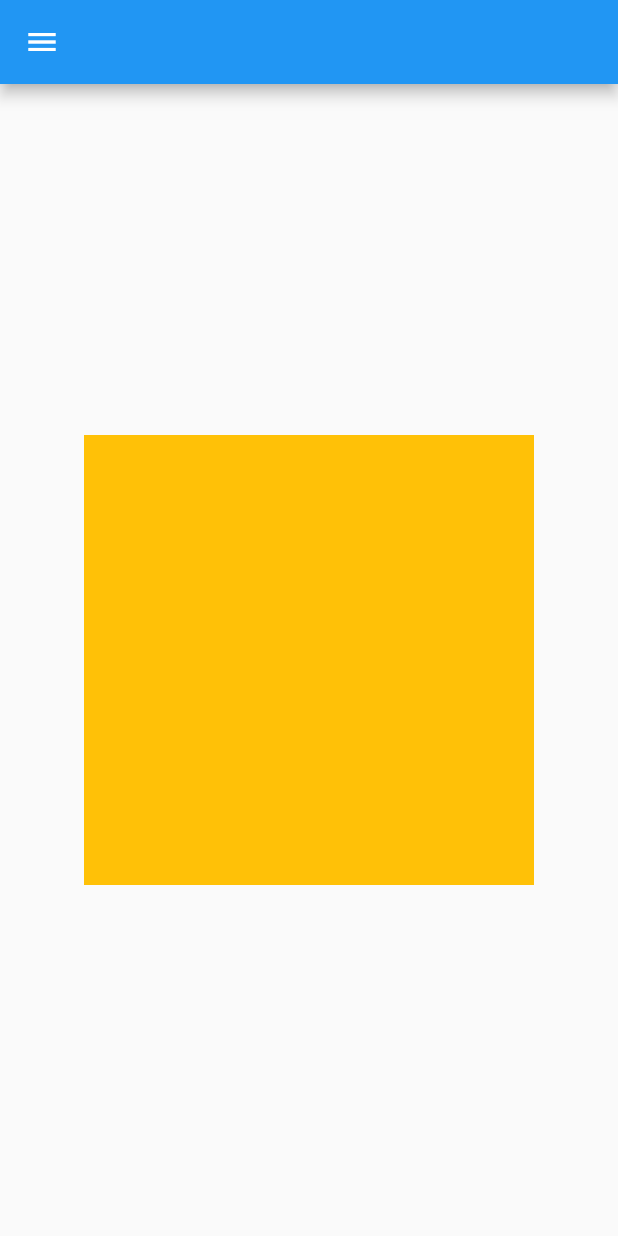
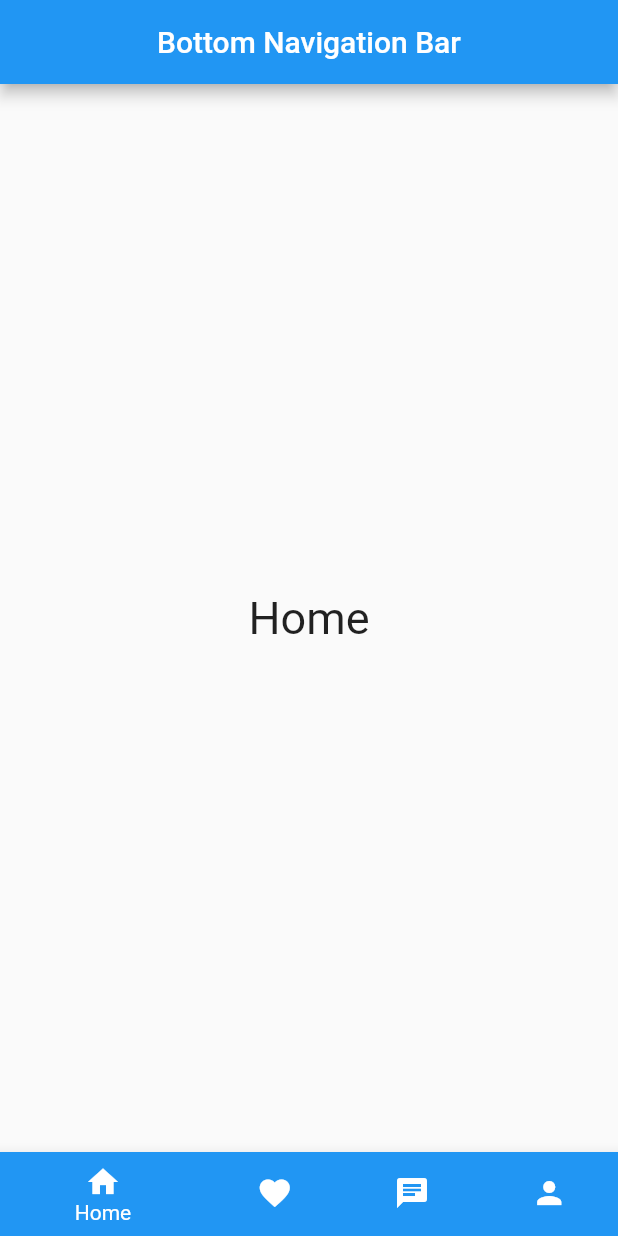
Before and after one commit to zahangiralamjp/widgets_in_classes, a Flutter app: the screen it shows after launch, on a phone screen of 412 x 824 dp. Run offline on Flutter 3.47's test engine with Material 2 defaults, Android fonts, the phone set to English and light mode, and no system bars.

Commit message:
Flutter Bottom Navigation /// 27.2/27.3

```diff
--- a/lib/main.dart
+++ b/lib/main.dart
@@ -1,9 +1,7 @@
 import 'package:flutter/material.dart';
 
-void main(List<String> args) {
-  runApp(MaterialApp(
-    home: MyApp(),
-  ));
+void main() {
+  runApp(MyApp());
 }
 
 class MyApp extends StatelessWidget {
@@ -11,45 +9,82 @@ class MyApp extends StatelessWidget {
 
   @override
   Widget build(BuildContext context) {
-    var p1 =
-        'https://images.unsplash.com/photo-1638963436960-6de003ff7339?ixlib=rb-1.2.1&ixid=MnwxMjA3fDB8MHxwaG90by1wYWdlfHx8fGVufDB8fHx8&auto=format&fit=crop&w=870&q=80';
-    return Scaffold(
-      appBar: AppBar(),
-      body: Center(
-        child: Container(
-          width: 300,
-          height: 300,
-          color: Colors.amber,
-        ),
-      ),
-      drawer: Drawer(
-        child: Container(
-          child: ListView(
-            children: [
-              UserAccountsDrawerHeader(
-                  currentAccountPicture: CircleAvatar(
-                    backgroundImage: NetworkImage(p1),
-                  ),
-                  accountName: Text('Zahangir Alam'),
-                  accountEmail: Text('z@gmail.com')),
-              ListTile(
-                onTap: () {
-                  print('Click Profile');
-                },
-                leading: Icon(Icons.face),
-                title: Text('Profile'),
-              ),
-              ListTile(
-                onTap: () {
-                  print('Click Email');
-                },
-                leading: Icon(Icons.email),
-                title: Text('E mail'),
-              ),
-            ],
-          ),
-        ),
-      ),
+    return MaterialApp(
+      debugShowCheckedModeBanner: false,
+      home: MyBottomNavigationBar(),
     );
   }
 }
+
+class MyBottomNavigationBar extends StatefulWidget {
+  const MyBottomNavigationBar({Key? key}) : super(key: key);
+
+  @override
+  _MyBottomNavigationBarState createState() => _MyBottomNavigationBarState();
+}
+
+class _MyBottomNavigationBarState extends State<MyBottomNavigationBar> {
+  var currentIndex = 0;
+  final screen = [
+    Center(
+      child: Text(
+        'Home',
+        style: TextStyle(fontSize: 30),
+      ),
+    ),
+    Center(
+      child: Text(
+        'Label',
+        style: TextStyle(fontSize: 30),
+      ),
+    ),
+    Center(
+      child: Text(
+        'Chat',
+        style: TextStyle(fontSize: 30),
+      ),
+    ),
+    Center(
+      child: Text(
+        'Person',
+        style: TextStyle(fontSize: 30),
+      ),
+    ),
+  ];
+  @override
+  Widget build(BuildContext context) {
+    return Scaffold(
+      body: screen[currentIndex],
+      appBar: AppBar(
+        title: Text('Bottom Navigation Bar'),
+        centerTitle: true,
+      ),
+      bottomNavigationBar: BottomNavigationBar(
+          currentIndex: currentIndex,
+          onTap: (index) => setState(() => currentIndex = index),
+          items: [
+            BottomNavigationBarItem(
+              icon: Icon(
+                Icons.home,
+              ),
+              label: 'Home',
+              backgroundColor: Colors.blue,
+            ),
+            BottomNavigationBarItem(
+              icon: Icon(Icons.favorite),
+              label: 'Label',
+              backgroundColor: Colors.deepOrangeAccent,
+            ),
+            BottomNavigationBarItem(
+                icon: Icon(Icons.chat),
+                label: 'Chat',
+                backgroundColor: Colors.indigo),
+            BottomNavigationBarItem(
+              icon: Icon(Icons.person),
+              label: 'Person',
+              backgroundColor: Colors.deepPurpleAccent,
+            ),
+          ]),
+    );
+  }
+}
```
